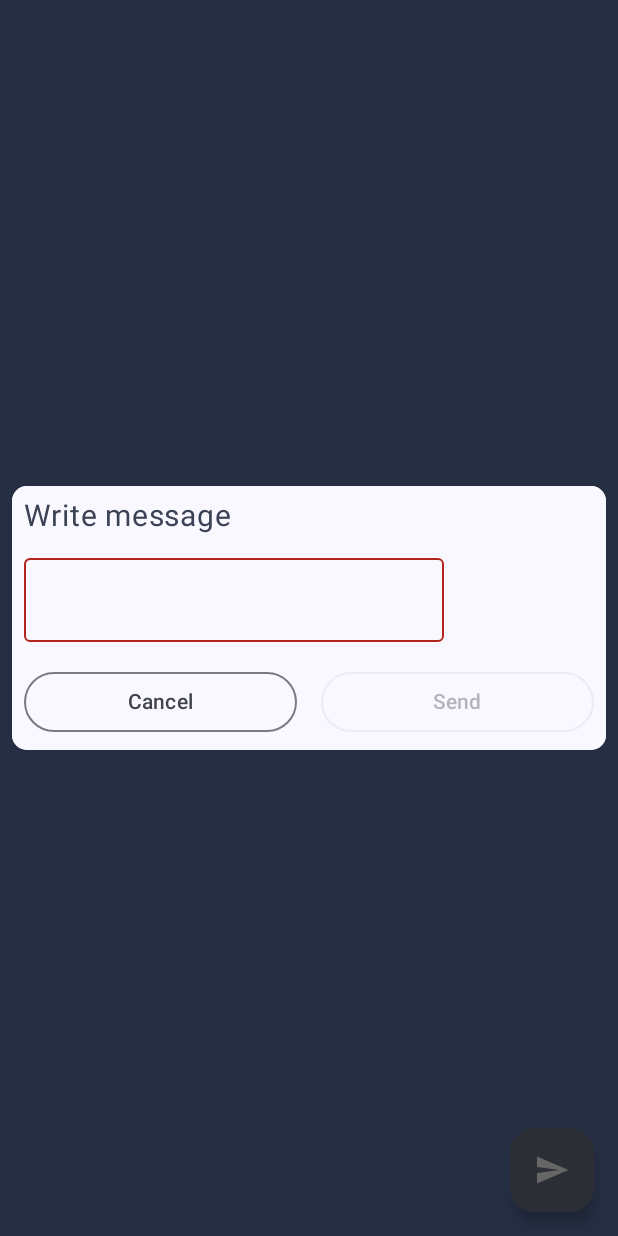
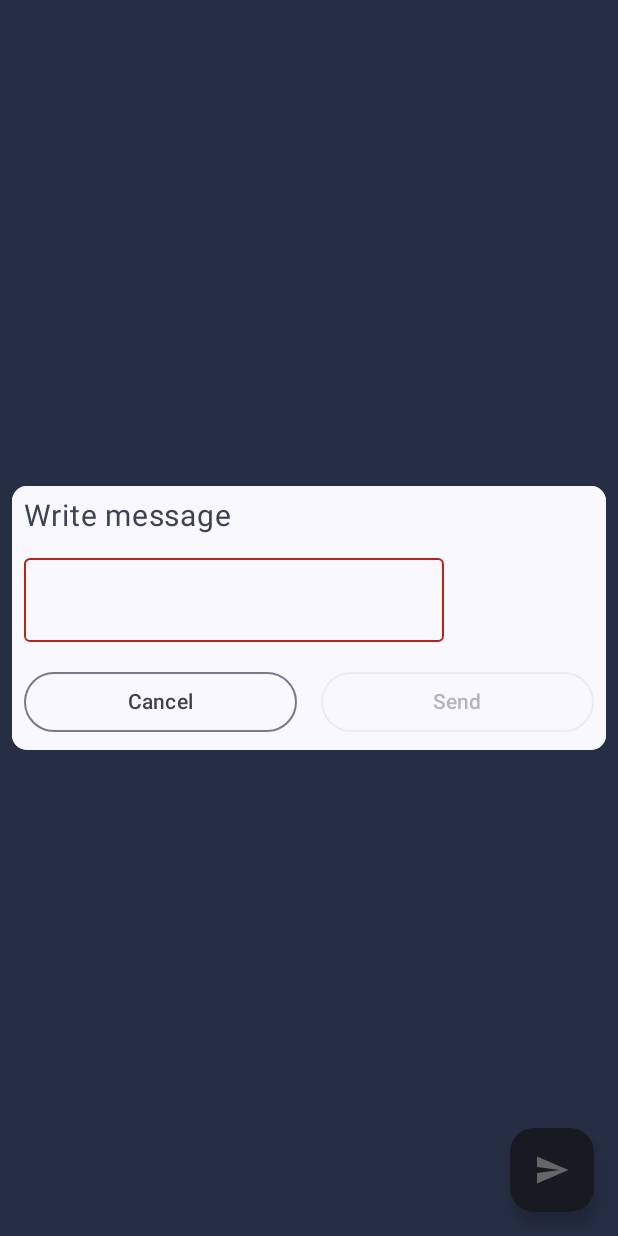
Before and after one commit to mattreturn1/InstantChatCompose, an Android app built with Jetpack Compose: the composable ChatScreen called with empty values, after a tap on "Send", on a phone screen of 412 x 824 dp. Run offline under Robolectric (Android 15) with nearby library versions, the phone set to English and light mode, and no system bars; our stand-ins replace Dagger/Hilt's generated code.

```diff
--- a/app/src/main/java/com/example/chatto/ui/chat/ChatScreen.kt
+++ b/app/src/main/java/com/example/chatto/ui/chat/ChatScreen.kt
@@ -108,7 +108,7 @@ fun ChatScreen(
         floatingActionButton = {
             FloatingActionButton(
                 onClick = { openAlertDialog.value = true },
-                containerColor = MaterialTheme.colorScheme.secondaryContainer
+                containerColor = MaterialTheme.colorScheme.secondary
             ) {
                 Icon(Icons.Default.Send, contentDescription = "Send")
             }
```
